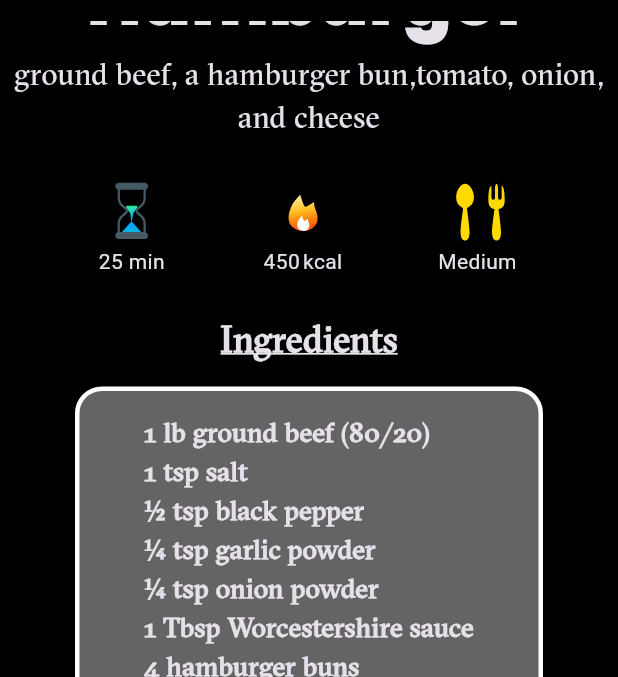
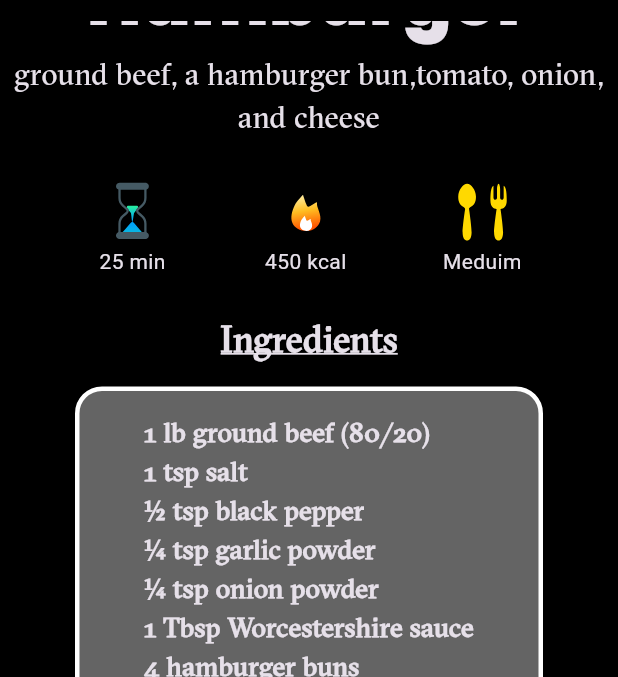
Before and after one commit to Aziz-Habbassi/Tastopia, a Flutter app: the MealDetails screen opened directly with sample values from the repository, scrolled down 381 dp, on a phone screen of 412 x 824 dp, the part 63-740 px from its top. Run offline on Flutter 3.47's test engine with Material 3 defaults, Android fonts, the phone set to English and light mode, and no system bars; our stand-ins replace font_awesome_flutter, go_router, lottie, slide_to_act, video_player.

Commit message:
show meal details

```diff
--- a/lib/core/list_of_meals/meals.dart
+++ b/lib/core/list_of_meals/meals.dart
@@ -9,7 +9,7 @@ abstract class Meals {
       backgroundVideoUrl: "assets/videos/burger.mp4",
       ingredients:
           '1 lb ground beef (80/20)\n1 tsp salt\n½ tsp black pepper\n¼ tsp garlic powder\n¼ tsp onion powder\n1 Tbsp Worcestershire sauce\n4 hamburger buns\n4 slices of cheese (optional)\nLettuce\nTomato\nRed onion\nPickles\nKetchup\nMustard\nMayonnaise',
-      diffeculty: 'Meduim',
+      difficulty: 'Meduim',
       tutoialUrl: "https://www.youtube.com/watch?v=tuDbSVyClzI",
       time: 25,
       calories: 450,
@@ -22,7 +22,7 @@ abstract class Meals {
       backgroundVideoUrl: "assets/videos/sushi.mp4",
       ingredients:
           '2 cups sushi rice\n2.5 cups water\n¼ cup rice vinegar\n2 Tbsp sugar\n1 tsp salt\n5 sheets nori\n200 g fresh sushi-grade salmon or tuna\n1 medium cucumber\n1 medium avocado\nSoy sauce (for serving)\nWasabi (for serving)\nPickled ginger (for serving)',
-      diffeculty: 'Medium',
+      difficulty: 'Medium',
       tutoialUrl: 'https://www.youtube.com/watch?v=joweUxpHaqc',
       time: 45,
       calories: 175,
@@ -35,7 +35,7 @@ abstract class Meals {
       backgroundVideoUrl: "assets/videos/caesar_salad.mp4",
       ingredients:
           "Romaine lettuce\nCroutons\nParmesan cheese\nAnchovy fillets\nGarlic\nEgg yolk(s)\nDijon mustard\nLemon juice\nOlive oil\nWorcestershire sauce\nSalt\nBlack pepper",
-      diffeculty: "Easy",
+      difficulty: "Easy",
       tutoialUrl: "https://www.youtube.com/watch?v=tkdr4jt1Qvs",
       time: 30,
       calories: 150,
@@ -48,7 +48,7 @@ abstract class Meals {
       backgroundVideoUrl: "assets/videos/stroopwafel.mp4",
       ingredients:
           "All-purpose flour\nButter\nGranulated sugar\nYeast\nMilk\nEgg\nSalt\nCinnamon\nBrown sugar\nHoney\nButter (for filling)\nVanilla extract (optional)",
-      diffeculty: "Medium",
+      difficulty: "Medium",
       tutoialUrl: "https://www.youtube.com/watch?v=A59TGw7N8i8",
       time: 45,
       calories: 150,
--- a/lib/core/models/meal_model/meal_model.dart
+++ b/lib/core/models/meal_model/meal_model.dart
@@ -4,7 +4,7 @@ class MealModel {
       description,
       backgroundVideoUrl,
       ingredients,
-      diffeculty,
+      difficulty,
       tutoialUrl;
   final int time, calories;
 
@@ -14,7 +14,7 @@ class MealModel {
     required this.description,
     required this.backgroundVideoUrl,
     required this.ingredients,
-    required this.diffeculty,
+    required this.difficulty,
     required this.tutoialUrl,
     required this.time,
     required this.calories,
--- a/lib/feautures/meal_details/presentation/views/meal_details.dart
+++ b/lib/feautures/meal_details/presentation/views/meal_details.dart
@@ -16,19 +16,23 @@ class MealDetails extends StatelessWidget {
       appBar: const MealDetailsAppBar(),
       body: ListView(
         children: [
-          const MealDetailsImage(),
+          MealDetailsImage(imageUrl: meal.imageUrl),
           Text(
             meal.title,
             textAlign: TextAlign.center,
             style: TextStyle(fontFamily: "Poppins", fontSize: 48),
           ),
-          const Text(
-            "ground beef, a hamburger bun,tomato, onion, and cheese",
+          Text(
+            meal.description,
             textAlign: TextAlign.center,
             style: TextStyle(fontFamily: "Gt-Sectra", fontSize: 20),
           ),
           const SizedBox(height: 24),
-          const InfosWidget(),
+          InfosWidget(
+            time: meal.time,
+            calories: meal.calories,
+            difficulty: meal.difficulty,
+          ),
           const SizedBox(height: 24),
           Center(
             child: Text(
@@ -41,8 +45,8 @@ class MealDetails extends StatelessWidget {
               ),
             ),
           ),
-          const IngredientsWidget(),
-          const WatchTutorialButton(),
+          IngredientsWidget(ingredients: meal.ingredients),
+          WatchTutorialButton(tutorialUrl: meal.tutoialUrl),
         ],
       ),
     );
--- a/lib/feautures/meal_details/presentation/widegts/infos_widget.dart
+++ b/lib/feautures/meal_details/presentation/widegts/infos_widget.dart
@@ -2,8 +2,14 @@ import 'package:flutter/material.dart';
 import 'package:lottie/lottie.dart';
 
 class InfosWidget extends StatelessWidget {
-  const InfosWidget({super.key});
-
+  const InfosWidget({
+    super.key,
+    required this.time,
+    required this.calories,
+    required this.difficulty,
+  });
+  final int time, calories;
+  final String difficulty;
   @override
   Widget build(BuildContext context) {
     return Row(
@@ -12,19 +18,19 @@ class InfosWidget extends StatelessWidget {
         Column(
           children: [
             Lottie.asset("assets/animations/timer.json", height: 48),
-            Text("25 min"),
+            Text("$time min"),
           ],
         ),
         Column(
           children: [
             Lottie.asset("assets/animations/fire.json", height: 48),
-            Text("450 kcal"),
+            Text("$calories kcal"),
           ],
         ),
         Column(
           children: [
             Lottie.asset("assets/animations/medium_cook.json", height: 48),
-            Text("Medium "),
+            Text(difficulty),
           ],
         ),
       ],
--- a/lib/feautures/meal_details/presentation/widegts/ingredients_widget.dart
+++ b/lib/feautures/meal_details/presentation/widegts/ingredients_widget.dart
@@ -1,8 +1,8 @@
 import 'package:flutter/material.dart';
 
 class IngredientsWidget extends StatelessWidget {
-  const IngredientsWidget({super.key});
-
+  const IngredientsWidget({super.key, required this.ingredients});
+  final String ingredients;
   @override
   Widget build(BuildContext context) {
     return Container(
@@ -20,7 +20,7 @@ class IngredientsWidget extends StatelessWidget {
       child: Column(
         children: [
           Text(
-            "1 lb ground beef (80/20)\n1 tsp salt\n½ tsp black pepper\n¼ tsp garlic powder\n¼ tsp onion powder\n1 Tbsp Worcestershire sauce\n4 hamburger buns\n4 slices of cheese (optional)\nLettuce\nTomato\nRed onion\nPickles\nKetchup\nMustard\nMayonnaise",
+            ingredients,
             style: TextStyle(
               fontFamily: "Gt-Sectra",
               fontSize: 18,
--- a/lib/feautures/meal_details/presentation/widegts/meal_details_image.dart
+++ b/lib/feautures/meal_details/presentation/widegts/meal_details_image.dart
@@ -1,8 +1,8 @@
 import 'package:flutter/material.dart';
 
 class MealDetailsImage extends StatelessWidget {
-  const MealDetailsImage({super.key});
-
+  const MealDetailsImage({super.key, required this.imageUrl});
+  final String imageUrl;
   @override
   Widget build(BuildContext context) {
     return Container(
@@ -20,7 +20,7 @@ class MealDetailsImage extends StatelessWidget {
           ),
         ],
       ),
-      child: Image.asset("assets/images/hamburger.png"),
+      child: Image.asset(imageUrl),
     );
   }
 }
--- a/lib/feautures/meal_details/presentation/widegts/watch_tutorial_button.dart
+++ b/lib/feautures/meal_details/presentation/widegts/watch_tutorial_button.dart
@@ -2,13 +2,13 @@ import 'package:flutter/material.dart';
 import 'package:url_launcher/url_launcher.dart';
 
 class WatchTutorialButton extends StatelessWidget {
-  const WatchTutorialButton({super.key});
-
+  const WatchTutorialButton({super.key, required this.tutorialUrl});
+  final String tutorialUrl;
   @override
   Widget build(BuildContext context) {
     return GestureDetector(
       onTap: () {
-        launchUrl(Uri.parse("https://www.youtube.com/watch?v=tuDbSVyClzI"));
+        launchUrl(Uri.parse(tutorialUrl));
       },
       child: Container(
         margin: EdgeInsets.symmetric(horizontal: 50, vertical: 15),
```
